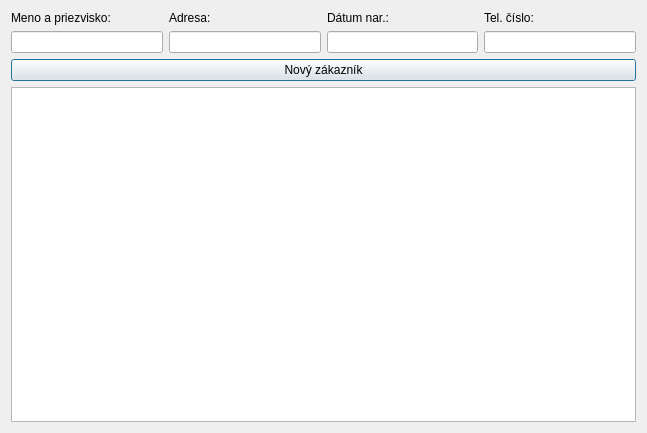
This is src/ui/customer_select.ui in EduardFrlicka/Palenica-PyQt6 as Qt 5 draws it before an edit. The edited form follows.
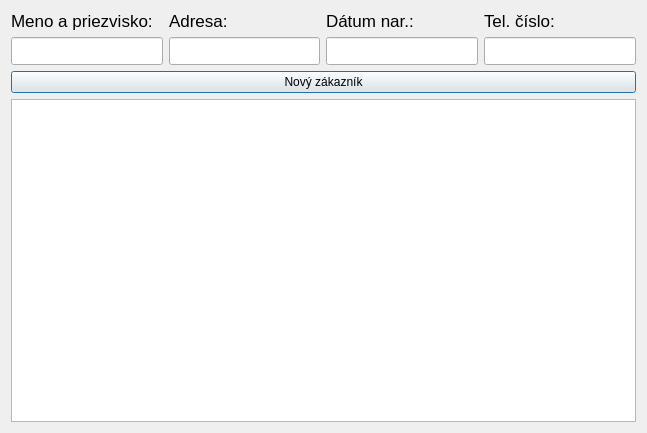
This is the edited form.

Commit message: Print customer reworked, added info popup while updating, price by word added

The edit to the form file:
```diff
--- a/src/ui/customer_select.ui
+++ b/src/ui/customer_select.ui
@@ -20,13 +20,24 @@
       <layout class="QVBoxLayout" name="vertical_name">
        <item>
         <widget class="QLabel" name="label_name">
+         <property name="font">
+          <font>
+           <pointsize>13</pointsize>
+          </font>
+         </property>
          <property name="text">
           <string>Meno a priezvisko:</string>
          </property>
         </widget>
        </item>
        <item>
-        <widget class="QLineEdit" name="le_name"/>
+        <widget class="QLineEdit" name="le_name">
+         <property name="font">
+          <font>
+           <pointsize>13</pointsize>
+          </font>
+         </property>
+        </widget>
        </item>
       </layout>
      </item>
@@ -34,13 +45,24 @@
       <layout class="QVBoxLayout" name="vertical_address">
        <item>
         <widget class="QLabel" name="label_address">
+         <property name="font">
+          <font>
+           <pointsize>13</pointsize>
+          </font>
+         </property>
          <property name="text">
           <string>Adresa:</string>
          </property>
         </widget>
        </item>
        <item>
-        <widget class="QLineEdit" name="le_address"/>
+        <widget class="QLineEdit" name="le_address">
+         <property name="font">
+          <font>
+           <pointsize>13</pointsize>
+          </font>
+         </property>
+        </widget>
        </item>
       </layout>
      </item>
@@ -48,13 +70,24 @@
       <layout class="QVBoxLayout" name="vertical_birthday">
        <item>
         <widget class="QLabel" name="label_birthday">
+         <property name="font">
+          <font>
+           <pointsize>13</pointsize>
+          </font>
+         </property>
          <property name="text">
           <string>Dátum nar.:</string>
          </property>
         </widget>
        </item>
        <item>
-        <widget class="QLineEdit" name="le_birthday"/>
+        <widget class="QLineEdit" name="le_birthday">
+         <property name="font">
+          <font>
+           <pointsize>13</pointsize>
+          </font>
+         </property>
+        </widget>
        </item>
       </layout>
      </item>
@@ -62,13 +95,24 @@
       <layout class="QVBoxLayout" name="vertical_phone_number">
        <item>
         <widget class="QLabel" name="label_phone_number">
+         <property name="font">
+          <font>
+           <pointsize>13</pointsize>
+          </font>
+         </property>
          <property name="text">
           <string>Tel. číslo:</string>
          </property>
         </widget>
        </item>
        <item>
-        <widget class="QLineEdit" name="le_phone_number"/>
+        <widget class="QLineEdit" name="le_phone_number">
+         <property name="font">
+          <font>
+           <pointsize>13</pointsize>
+          </font>
+         </property>
+        </widget>
        </item>
       </layout>
      </item>
```
The commit also changes 10 other files.
